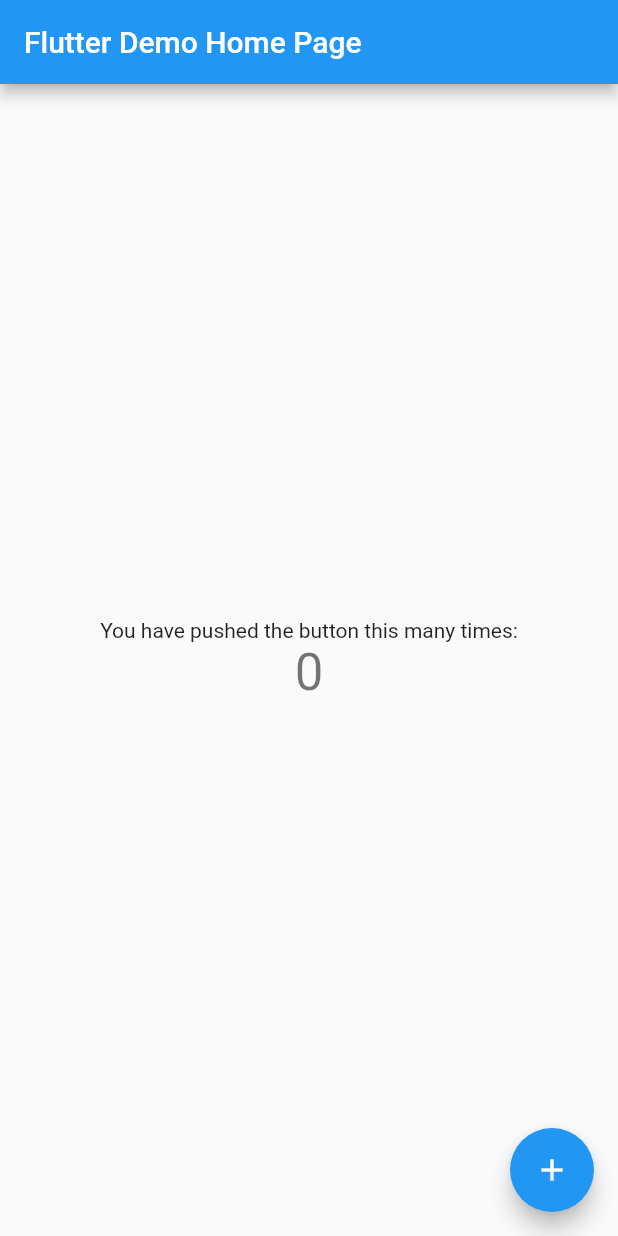
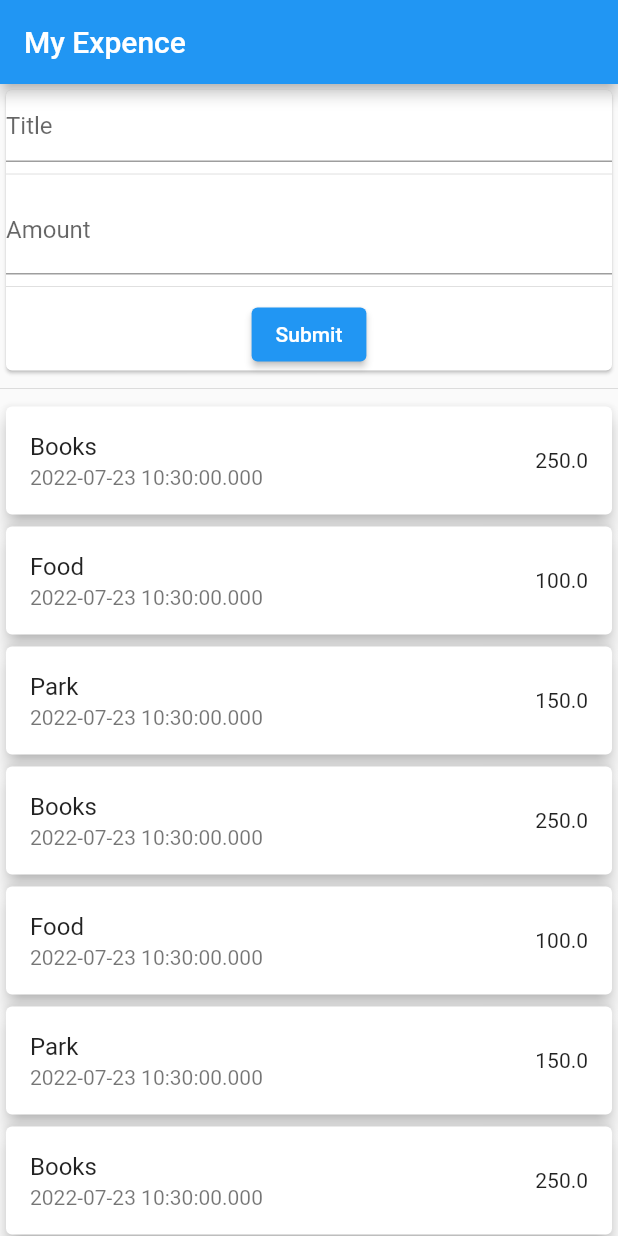
Before and after one commit to DipakGohil007/Day-3, a Flutter app: the screen it shows after launch, on a phone screen of 412 x 824 dp. Run offline on Flutter 3.47's test engine with Material 2 defaults, Android fonts, the phone set to English and light mode, and no system bars.

Commit message:
second Commit

```diff
--- a/lib/main.dart
+++ b/lib/main.dart
@@ -1,4 +1,5 @@
 import 'package:flutter/material.dart';
+import 'model/transaction.dart';
 
 void main() {
   runApp(const MyApp());
@@ -12,104 +13,105 @@ class MyApp extends StatelessWidget {
   Widget build(BuildContext context) {
     return MaterialApp(
       title: 'Flutter Demo',
+      debugShowCheckedModeBanner: false,
       theme: ThemeData(
-        // This is the theme of your application.
-        //
-        // Try running your application with "flutter run". You'll see the
-        // application has a blue toolbar. Then, without quitting the app, try
-        // changing the primarySwatch below to Colors.green and then invoke
-        // "hot reload" (press "r" in the console where you ran "flutter run",
-        // or simply save your changes to "hot reload" in a Flutter IDE).
-        // Notice that the counter didn't reset back to zero; the application
-        // is not restarted.
+
         primarySwatch: Colors.blue,
       ),
-      home: const MyHomePage(title: 'Flutter Demo Home Page'),
+      home: const MyHomePage(),
     );
   }
 }
 
 class MyHomePage extends StatefulWidget {
-  const MyHomePage({Key? key, required this.title}) : super(key: key);
-
-  // This widget is the home page of your application. It is stateful, meaning
-  // that it has a State object (defined below) that contains fields that affect
-  // how it looks.
-
-  // This class is the configuration for the state. It holds the values (in this
-  // case the title) provided by the parent (in this case the App widget) and
-  // used by the build method of the State. Fields in a Widget subclass are
-  // always marked "final".
-
-  final String title;
+  const MyHomePage({Key? key}) : super(key: key);
 
   @override
   State<MyHomePage> createState() => _MyHomePageState();
 }
 
 class _MyHomePageState extends State<MyHomePage> {
-  int _counter = 0;
-
-  void _incrementCounter() {
+  final titleController = TextEditingController();
+  final amountController = TextEditingController();
+  List<Transaction> transaction = [
+    Transaction(id: 't1', title: 'Books', amount: 250, date: DateTime.now()),
+    Transaction(id: 't2', title: 'Food', amount: 100, date: DateTime.now()),
+    Transaction(id: 't3', title: 'Park', amount:150, date: DateTime.now()),
+    Transaction(id: 't1', title: 'Books', amount: 250, date: DateTime.now()),
+    Transaction(id: 't2', title: 'Food', amount: 100, date: DateTime.now()),
+    Transaction(id: 't3', title: 'Park', amount:150, date: DateTime.now()),
+    Transaction(id: 't1', title: 'Books', amount: 250, date: DateTime.now()),
+    Transaction(id: 't2', title: 'Food', amount: 100, date: DateTime.now()),
+    Transaction(id: 't3', title: 'Park', amount:150, date: DateTime.now()),
+    Transaction(id: 't1', title: 'Books', amount: 250, date: DateTime.now()),
+    Transaction(id: 't2', title: 'Food', amount: 100, date: DateTime.now()),
+    Transaction(id: 't3', title: 'Park', amount:150, date: DateTime.now()),
+  ];
+  _addNewTransaction(String txTitle, double txAmount){
+    final newTx = Transaction(id: 'yy',
+        title: txTitle,
+        amount: txAmount,
+        date: DateTime.now());
     setState(() {
-      // This call to setState tells the Flutter framework that something has
-      // changed in this State, which causes it to rerun the build method below
-      // so that the display can reflect the updated values. If we changed
-      // _counter without calling setState(), then the build method would not be
-      // called again, and so nothing would appear to happen.
-      _counter++;
+      transaction.add(newTx);
     });
   }
-
   @override
   Widget build(BuildContext context) {
-    // This method is rerun every time setState is called, for instance as done
-    // by the _incrementCounter method above.
-    //
-    // The Flutter framework has been optimized to make rerunning build methods
-    // fast, so that you can just rebuild anything that needs updating rather
-    // than having to individually change instances of widgets.
     return Scaffold(
       appBar: AppBar(
-        // Here we take the value from the MyHomePage object that was created by
-        // the App.build method, and use it to set our appbar title.
-        title: Text(widget.title),
+        title: Text('My Expence'),
       ),
-      body: Center(
-        // Center is a layout widget. It takes a single child and positions it
-        // in the middle of the parent.
-        child: Column(
-          // Column is also a layout widget. It takes a list of children and
-          // arranges them vertically. By default, it sizes itself to fit its
-          // children horizontally, and tries to be as tall as its parent.
-          //
-          // Invoke "debug painting" (press "p" in the console, choose the
-          // "Toggle Debug Paint" action from the Flutter Inspector in Android
-          // Studio, or the "Toggle Debug Paint" command in Visual Studio Code)
-          // to see the wireframe for each widget.
-          //
-          // Column has various properties to control how it sizes itself and
-          // how it positions its children. Here we use mainAxisAlignment to
-          // center the children vertically; the main axis here is the vertical
-          // axis because Columns are vertical (the cross axis would be
-          // horizontal).
-          mainAxisAlignment: MainAxisAlignment.center,
-          children: <Widget>[
-            const Text(
-              'You have pushed the button this many times:',
+      body:Column(
+        children:[
+          Card(
+          child: Column(
+          children: [
+            TextField(
+              controller: titleController,
+              decoration: InputDecoration(
+                hintText: 'Title',
+      ),
+      ),
+            Divider(),
+            TextField(
+              controller: amountController,
+            decoration: InputDecoration(
+            labelText: 'Amount',
             ),
-            Text(
-              '$_counter',
-              style: Theme.of(context).textTheme.headline4,
             ),
-          ],
-        ),
+          Divider(),
+          ElevatedButton(onPressed: (){
+            _addNewTransaction(titleController.text,
+                double.parse(amountController.text)
+            );
+            print(titleController.text);
+            print(amountController.text);
+          }, child: Text('Submit'))
+            ],
+          ),
+          ),
+          Divider(),
+          Expanded(
+            child: ListView.builder(
+              itemCount: transaction.length,
+              itemBuilder: (BuildContext context,int index){
+              //return Text('${transaction[index].title}');
+                return Card(
+                elevation: 5,
+                child: ListTile(
+                  title: Text('${transaction[index].title}'),
+                  subtitle: Text('${transaction[index].date}'),
+                  trailing: Text('${transaction[index].amount}'),
+
+                ),
+                );
+
+    },
+    ),
+          ),
+    ],
       ),
-      floatingActionButton: FloatingActionButton(
-        onPressed: _incrementCounter,
-        tooltip: 'Increment',
-        child: const Icon(Icons.add),
-      ), // This trailing comma makes auto-formatting nicer for build methods.
     );
-  }
 }
+}
--- /dev/null
+++ b/lib/model/transaction.dart
@@ -0,0 +1,13 @@
+class Transaction{
+  final String id;
+  final String title;
+  final double amount;
+  final DateTime date;
+
+  Transaction({
+    required this.id,
+    required this.title,
+    required this.amount,
+    required this.date,
+});
+}
```
